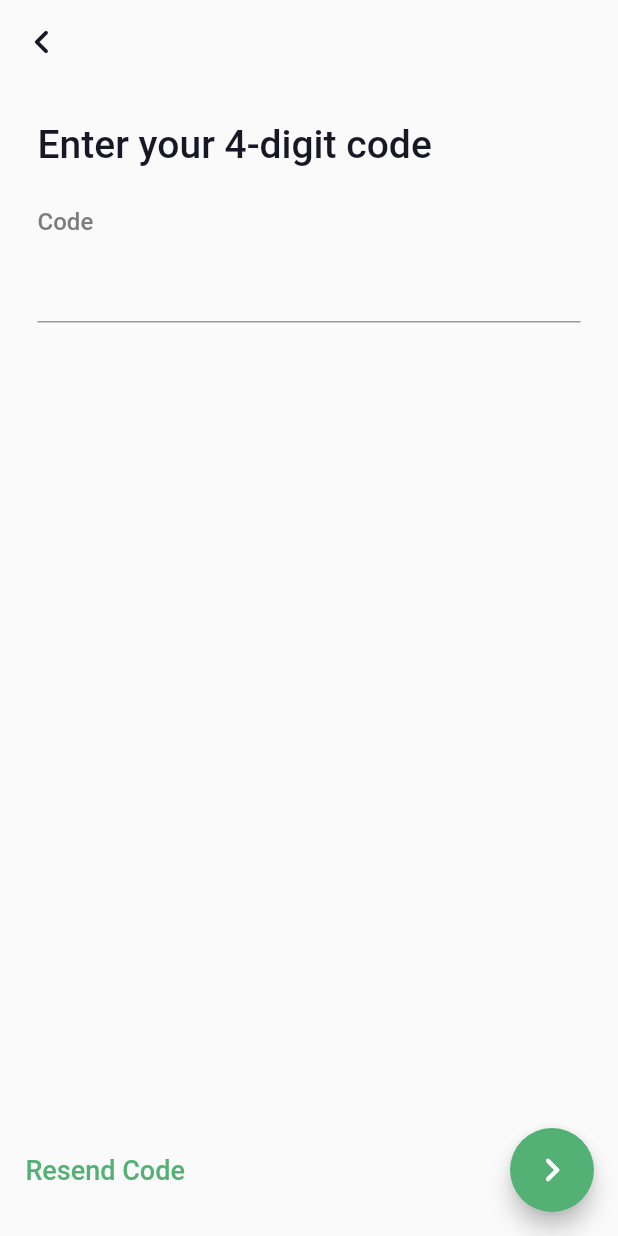
After one commit to its-me-mahmud/nectar_clone, a Flutter app: the PhoneVerificationScreen screen opened directly, on a phone screen of 412 x 824 dp. The commit adds this screen. Run offline on Flutter 3.47's test engine with Material 2 defaults, Android fonts, the phone set to English and light mode, and no system bars; our stand-ins replace intl_phone_field.

Commit message:
added PhoneVerificationScreen

```diff
--- /dev/null
+++ b/lib/src/auth/phone_verification_screen.dart
@@ -0,0 +1,108 @@
+import 'package:flutter/material.dart';
+import 'package:flutter/services.dart';
+import 'package:nectar_clone/src/auth/phone_auth_screen.dart';
+import 'package:nectar_clone/src/utils/utils.dart';
+
+class PhoneVerificationScreen extends StatefulWidget {
+  const PhoneVerificationScreen({super.key});
+
+  @override
+  State<PhoneVerificationScreen> createState() =>
+      _PhoneVerificationScreenState();
+}
+
+class _PhoneVerificationScreenState extends State<PhoneVerificationScreen> {
+  final codeController = TextEditingController();
+
+  @override
+  void dispose() {
+    codeController.dispose();
+    super.dispose();
+  }
+
+  @override
+  Widget build(BuildContext context) {
+    return WillPopScope(
+      onWillPop: () async => false,
+      child: Scaffold(
+        appBar: AppBar(
+          elevation: 0,
+          backgroundColor: Theme.of(context).scaffoldBackgroundColor,
+          leading: IconButton(
+            onPressed: () {
+              Navigator.of(context).pushAndRemoveUntil(
+                MaterialPageRoute(
+                  builder: (context) => const PhoneAuthScreen(),
+                ),
+                (route) => false,
+              );
+            },
+            icon: const Icon(
+              Icons.chevron_left_rounded,
+              size: 32,
+              color: Color(AppColor.primaryTextColor),
+            ),
+          ),
+        ),
+        body: Padding(
+          padding: const EdgeInsets.all(25),
+          child: Column(
+            crossAxisAlignment: CrossAxisAlignment.start,
+            children: [
+              const Text(
+                'Enter your 4-digit code',
+                style: TextStyle(
+                  fontSize: 26,
+                  fontWeight: FontWeight.w500,
+                  color: Color(AppColor.primaryTextColor),
+                ),
+              ),
+              const SizedBox(height: 27),
+              const Text(
+                'Code',
+                style: TextStyle(
+                  fontSize: 16,
+                  fontWeight: FontWeight.w500,
+                  color: Color(AppColor.secondaryTextColor),
+                ),
+              ),
+              const SizedBox(height: 10),
+              TextFormField(
+                controller: codeController,
+                keyboardType: TextInputType.number,
+                inputFormatters: [
+                  LengthLimitingTextInputFormatter(4),
+                ],
+                style: const TextStyle(fontSize: 18),
+              ),
+            ],
+          ),
+        ),
+        floatingActionButton: Padding(
+          padding: const EdgeInsets.only(left: 25),
+          child: Row(
+            mainAxisAlignment: MainAxisAlignment.spaceBetween,
+            children: [
+              TextButton(
+                onPressed: () {},
+                child: const Text(
+                  'Resend Code',
+                  style: TextStyle(
+                    fontSize: 18,
+                    fontWeight: FontWeight.w500,
+                    color: Color(AppColor.primaryButtonColor),
+                  ),
+                ),
+              ),
+              FloatingActionButton(
+                onPressed: () {},
+                backgroundColor: const Color(AppColor.primaryButtonColor),
+                child: const Icon(Icons.chevron_right_rounded, size: 32),
+              ),
+            ],
+          ),
+        ),
+      ),
+    );
+  }
+}
```
Also changed, not shown: lib/src/auth/phone_auth_screen.dart (+13 -2 lines), lib/src/auth/sign_in_screen.dart (+3 -4 lines), assets/icon/back.png (deleted).
